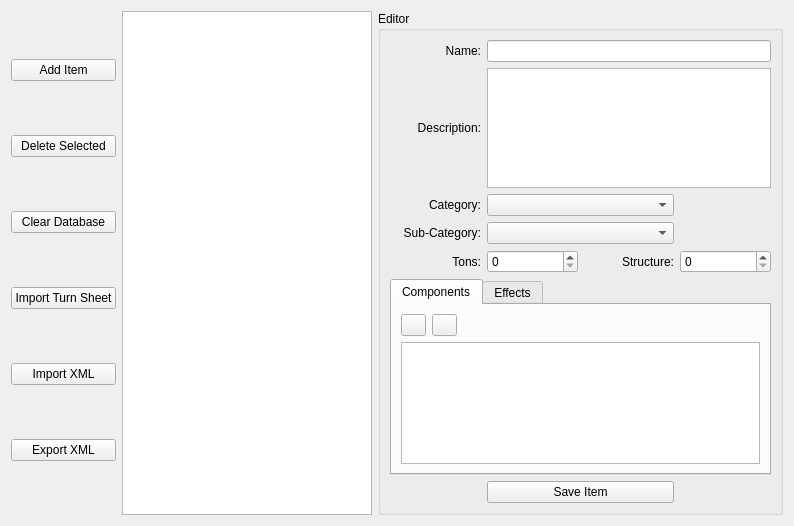
Old version of the form widgets/ItemBrowser.ui in the repository Ramblurr/SupernovaAssistant.
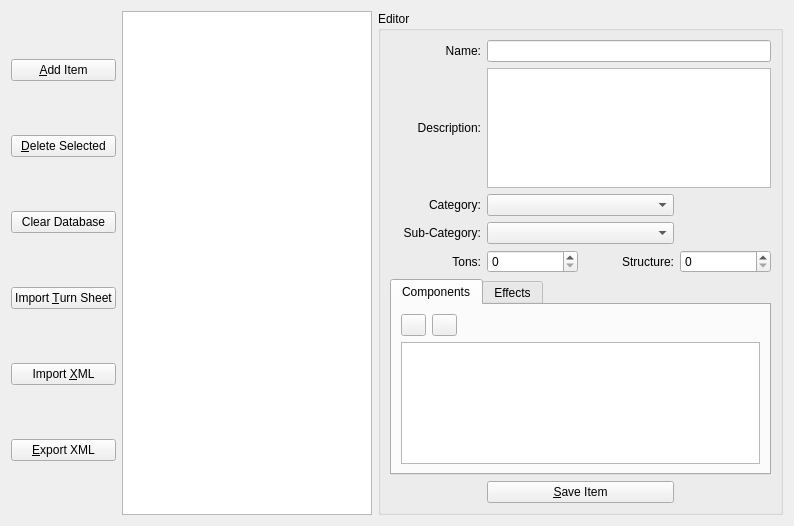
New version of the form. Icons and pictures are not drawn. Custom widgets are drawn as their Qt base class.

Commit message: UI Changes: add shortcuts and tooltips

What changed in the file:
```diff
--- a/widgets/ItemBrowser.ui
+++ b/widgets/ItemBrowser.ui
@@ -19,14 +19,14 @@
      <item>
       <widget class="QPushButton" name="addItemBut">
        <property name="text">
-        <string>Add Item</string>
+        <string>&amp;Add Item</string>
        </property>
       </widget>
      </item>
      <item>
       <widget class="QPushButton" name="deleteItemBut">
        <property name="text">
-        <string>Delete Selected</string>
+        <string>&amp;Delete Selected</string>
        </property>
       </widget>
      </item>
@@ -43,7 +43,7 @@
         <string>Parse item data from a turn sheet</string>
        </property>
        <property name="text">
-        <string>Import Turn Sheet</string>
+        <string>Import &amp;Turn Sheet</string>
        </property>
       </widget>
      </item>
@@ -53,7 +53,7 @@
         <string>Import items from an exported xml file</string>
        </property>
        <property name="text">
-        <string>Import XML</string>
+        <string>Import &amp;XML</string>
        </property>
       </widget>
      </item>
@@ -63,7 +63,7 @@
         <string>Export the items database to a separate file</string>
        </property>
        <property name="text">
-        <string>Export XML</string>
+        <string>&amp;Export XML</string>
        </property>
       </widget>
      </item>
@@ -172,7 +172,7 @@
       <item row="8" column="1" colspan="2">
        <widget class="QPushButton" name="saveItemBut">
         <property name="text">
-         <string>Save Item</string>
+         <string>&amp;Save Item</string>
         </property>
        </widget>
       </item>
```
Left out of the diff: 12 changed lines with no effect on the pictures. The commit also changes 2 other files.
